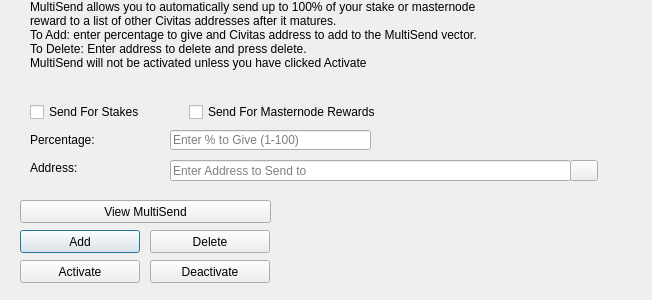
Qt form src/qt/forms/multisenddialog.ui (enox-c/enox-c) before a commit.
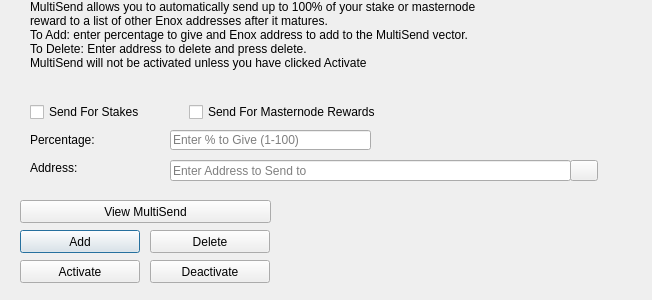
The same form after that commit. Icons and pictures are not drawn.

The edit to the form file:
```diff
--- a/src/qt/forms/multisenddialog.ui
+++ b/src/qt/forms/multisenddialog.ui
@@ -61,8 +61,8 @@
     <number>1</number>
    </property>
    <property name="text">
-    <string>MultiSend allows you to automatically send up to 100% of your stake or masternode reward to a list of other Civitas addresses after it matures.
-To Add: enter percentage to give and Civitas address to add to the MultiSend vector.
+    <string>MultiSend allows you to automatically send up to 100% of your stake or masternode reward to a list of other Enox addresses after it matures.
+To Add: enter percentage to give and Enox address to add to the MultiSend vector.
 To Delete: Enter address to delete and press delete.
 MultiSend will not be activated unless you have clicked Activate</string>
    </property>
```
Left out of the diff: 4 changed lines with no effect on the pictures.
